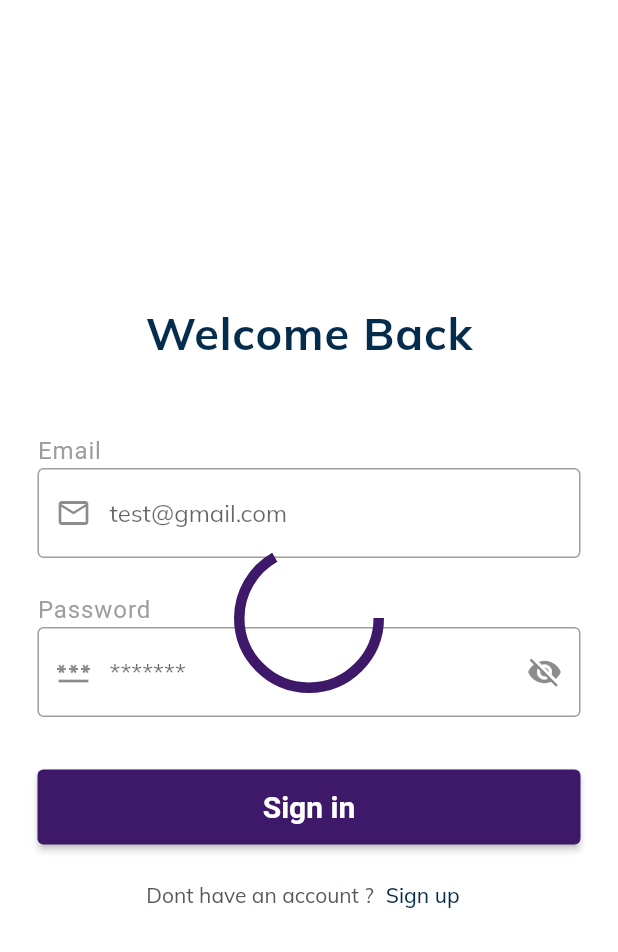
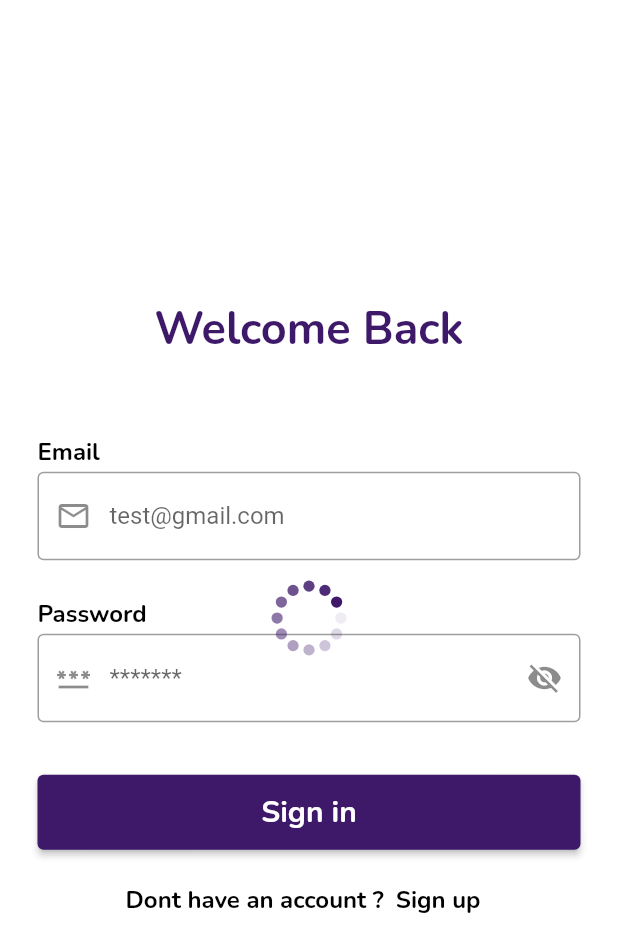
Before and after one commit to MaxTrent/thrifty, a Flutter app: the screen it shows after launch, on a phone screen of 412 x 824 dp. Shown: the top 952 px of the screen. Run offline on Flutter 3.47's test engine with Material 2 defaults, Android fonts, the phone set to English and light mode, and no system bars; our stand-ins replace flutter_spinkit, google_fonts; Roboto replaces fonts that are missing (OpenSans).

Commit message:
customising theme for the app

```diff
--- a/lib/screens/sign_in_screen.dart
+++ b/lib/screens/sign_in_screen.dart
@@ -23,29 +23,20 @@ class SignInScreen extends StatelessWidget {
                           // key: _formKey,
                           child: Column(
                             children: [
-                              const Center(
+                              Center(
                                 child: Text(
                                   'Welcome Back',
-                                  style: TextStyle(
-                                      letterSpacing: 0.6,
-                                      fontSize: 30.0,
-                                      fontWeight: FontWeight.bold,
-                                      color: Color.fromARGB(255, 4, 44, 76)),
+                                  style: Theme.of(context).textTheme.headline2,
                                 ),
                               ),
                               const SizedBox(
                                 height: 50.0,
                               ),
-                              const Align(
+                              Align(
                                 alignment: Alignment.centerLeft,
                                 child: Text(
                                   'Email',
-                                  style: TextStyle(
-                                      fontFamily: 'OpenSans',
-                                      letterSpacing: 0.6,
-                                      fontSize: 16.0,
-                                      fontWeight: FontWeight.normal,
-                                      color: Colors.grey),
+                                  style: Theme.of(context).textTheme.headline3,
                                 ),
                               ),
                               const SizedBox(
@@ -74,17 +65,11 @@ class SignInScreen extends StatelessWidget {
                               const SizedBox(
                                 height: 25.0,
                               ),
-                              const Align(
+                              Align(
                                   alignment: Alignment.centerLeft,
                                   child: Text(
                                     'Password',
-                                    style: TextStyle(
-                                        fontFamily: 'OpenSans',
-                                        letterSpacing: 0.6,
-                                        fontSize: 16.0,
-                                        fontWeight: FontWeight.normal,
-                                        color: Colors.grey),
-                                  )),
+                                    style: Theme.of(context).textTheme.headline3),),
                               const SizedBox(
                                 height: 2.0,
                               ),
@@ -137,14 +122,17 @@ class SignInScreen extends StatelessWidget {
                                   //   }
                                   // }
                                   //     : null,
-                                  child: const Text('Sign in')),
+                                  child: Text('Sign in',
+                                  style: Theme.of(context).textTheme.headline1,)
+                              ),
                               const SizedBox(
                                 height: 10.0,
                               ),
                               Row(
                                 mainAxisAlignment: MainAxisAlignment.center,
                                 children: [
-                                  const Text("Dont have an account ?"),
+                                  Text("Dont have an account ?",
+                                  style: Theme.of(context).textTheme.headline3,),
                                   TextButton(
                                       style: TextButton.styleFrom(
                                           primary: Color.fromARGB(255, 4, 44, 76)),
@@ -155,7 +143,9 @@ class SignInScreen extends StatelessWidget {
                                                 builder: ((context) =>
                                                 const SignUpScreen())));
                                       },
-                                      child: const Text('Sign up'))
+                                      child: Text('Sign up',
+                                        style: Theme.of(context).textTheme.headline3,
+                                      ))
                                 ],
                               )
                             ],
@@ -168,10 +158,11 @@ class SignInScreen extends StatelessWidget {
           ),
           // if (_loading)
             Center(
-              child: SpinKitSquareCircle(
+              child: SpinKitChasingDots(
                 color: Theme.of(context).colorScheme.secondary,
-                size: 100.0,
-              ),
+                size: 50.0,
+
+              )
             )
         ],
     );
--- a/lib/theme.dart
+++ b/lib/theme.dart
@@ -36,10 +36,34 @@ class AppTheme {
   /// Light theme and its settings.
   ThemeData get light => ThemeData(
     brightness: Brightness.light,
-    colorScheme: lightBase.colorScheme.copyWith(secondary: AppColors.secondary),
+    colorScheme: lightBase.colorScheme.copyWith(primary: Colors.white, secondary: AppColors.secondary),
     visualDensity: visualDensity,
-    textTheme:
-    GoogleFonts.mulishTextTheme().apply(bodyColor: AppColors.textDark),
+    textTheme: TextTheme(
+    headline1: GoogleFonts.nunito(
+      textStyle:  const TextStyle(
+        color: Colors.white,
+        fontStyle: FontStyle.normal,
+        fontWeight: FontWeight.bold,
+        fontSize: 20,
+    ),),
+    headline2: GoogleFonts.nunito(
+      textStyle: const TextStyle(
+        fontStyle: FontStyle.normal,
+        fontWeight: FontWeight.bold,
+        color: AppColors.secondary,
+        fontSize: 30
+      ),
+    ),
+      headline3: GoogleFonts.nunito(
+        textStyle: const TextStyle(
+            fontStyle: FontStyle.normal,
+            fontWeight: FontWeight.bold,
+            color: Colors.black,
+            fontSize: 16
+        ),
+      ),
+    ),
+    // GoogleFonts.mulishTextTheme().apply(bodyColor: AppColors.textDark),
     backgroundColor: _LightColors.background,
     appBarTheme: lightBase.appBarTheme.copyWith(
       iconTheme: lightBase.iconTheme,
@@ -59,17 +83,14 @@ class AppTheme {
         backgroundColor: AppColors.secondary,
           // primary: AppColors.secondary,
           minimumSize: const Size.fromHeight(50),
-          textStyle: const TextStyle(
+          textStyle: GoogleFonts.nunito(
+              textStyle: const TextStyle(
               color: Colors.white,
               fontSize: 20,
-              fontFamily: 'OpenSans',
-              fontWeight: FontWeight.bold))
+              fontWeight: FontWeight.bold)))
       ),
 
     // cardColor: _LightColors.card,
-    primaryTextTheme: const TextTheme(
-      headline6: TextStyle(color: AppColors.textDark),
-    ),
 
     iconTheme: const IconThemeData(color: AppColors.iconDark),
   );
@@ -77,29 +98,60 @@ class AppTheme {
   /// Dark theme and its settings.
   ThemeData get dark => ThemeData(
     brightness: Brightness.dark,
-    colorScheme: darkBase.colorScheme.copyWith(secondary: accentColor),
+    colorScheme: darkBase.colorScheme.copyWith(primary: Colors.black, secondary: Colors.white),
     visualDensity: visualDensity,
-    textTheme:
-    GoogleFonts.interTextTheme().apply(bodyColor: AppColors.textLight),
+    // textTheme:
+    // GoogleFonts.interTextTheme().apply(bodyColor: AppColors.textLight),
+    textTheme: TextTheme(
+      headline1: GoogleFonts.nunito(
+        textStyle:  const TextStyle(
+          color: Colors.black,
+          fontStyle: FontStyle.normal,
+          fontWeight: FontWeight.bold,
+          fontSize: 20,
+        ),),
+      headline2: GoogleFonts.nunito(
+        textStyle: const TextStyle(
+            fontStyle: FontStyle.normal,
+            fontWeight: FontWeight.bold,
+            color: Colors.white,
+            fontSize: 30
+        ),
+      ),
+      headline3: GoogleFonts.nunito(
+        textStyle: const TextStyle(
+            fontStyle: FontStyle.normal,
+            fontWeight: FontWeight.bold,
+            color: Colors.white,
+            fontSize: 16
+        ),
+      ),),
     backgroundColor: _DarkColors.background,
     appBarTheme: darkBase.appBarTheme.copyWith(
       backgroundColor: Colors.transparent,
       elevation: 0,
       centerTitle: true,
-      titleTextStyle: const TextStyle(
+      titleTextStyle: GoogleFonts.nunito(
+      textStyle: const TextStyle(
         fontWeight: FontWeight.bold,
         fontSize: 17,
-      ),
+      ),),
       systemOverlayStyle: SystemUiOverlayStyle.light,
     ),
     scaffoldBackgroundColor: _DarkColors.background,
     elevatedButtonTheme: ElevatedButtonThemeData(
-      style: ElevatedButton.styleFrom(primary: Colors.white),
+        style: ElevatedButton.styleFrom(
+            backgroundColor: Colors.white,
+            minimumSize: const Size.fromHeight(50),
+            textStyle: GoogleFonts.nunito(
+                textStyle: const TextStyle(
+                color: Colors.black,
+                fontSize: 20,
+                fontWeight: FontWeight.bold)))
     ),
     // cardColor: _DarkColors.card,
-    primaryTextTheme: const TextTheme(
-      headline6: TextStyle(color: AppColors.textLight),
-    ),
+
+
     iconTheme: const IconThemeData(color: AppColors.iconLight),
   );
 }
```
